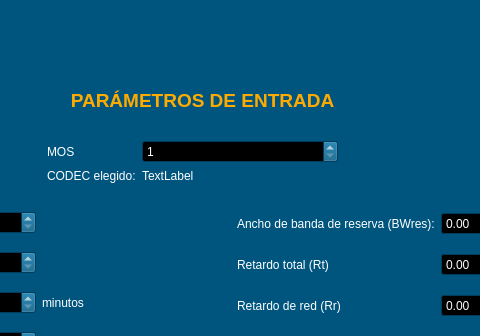
Old version of the form main_ui2.ui in the repository josecarlossz/LT_Pract2; both pictures show x 313 to 793 and y 0 to 336 of the 1004 by 826 pixel window.
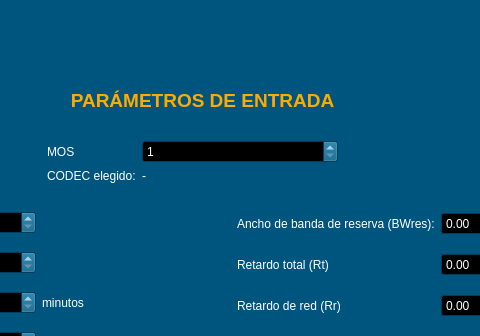
New version of the form.

```diff
--- a/main_ui2.ui
+++ b/main_ui2.ui
@@ -917,7 +917,7 @@
        <item row="1" column="1">
         <widget class="QLabel" name="label_CODEC">
          <property name="text">
-          <string>TextLabel</string>
+          <string>-</string>
          </property>
         </widget>
        </item>
```
